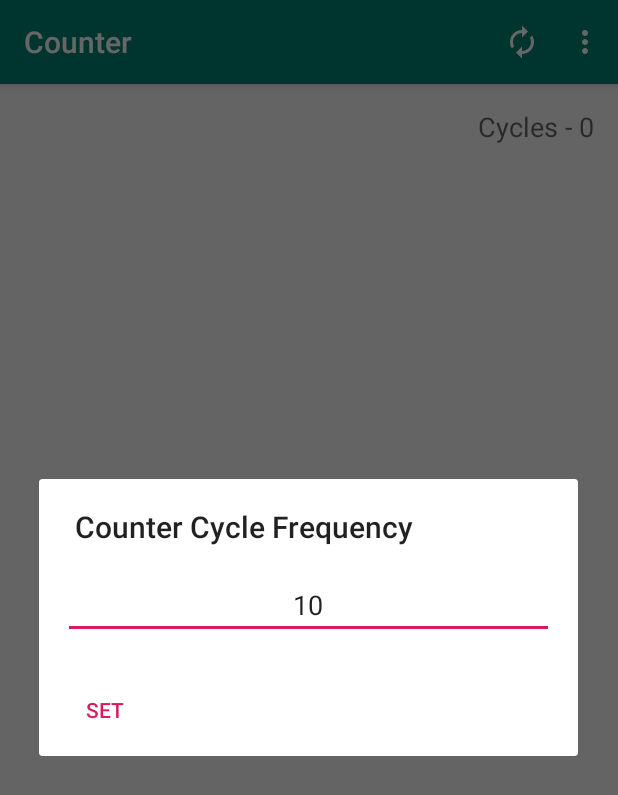
After one commit to VaibhavAWD/Counter, an Android app: the fragment FrequencyFragment placed in its activity, on a phone screen of 412 x 824 dp. The commit adds this screen. Shown: the top 795 px of the screen. Run offline under Robolectric (Android 15) with nearby library versions, the phone set to English and light mode, and no system bars; our stand-ins replace data binding; libraries missing offline, so code that uses them is left out: io.paperdb; 1 statement that could not run was skipped.

Commit message:
Adjust frequency

```diff
--- /dev/null
+++ b/app/src/main/java/app/vaibhavawd/counter/FrequencyFragment.kt
@@ -0,0 +1,57 @@
+package app.vaibhavawd.counter
+
+import android.app.AlertDialog
+import android.app.Dialog
+import android.os.Bundle
+import android.view.LayoutInflater
+import android.view.View
+import android.view.ViewGroup
+import androidx.databinding.DataBindingUtil
+import androidx.fragment.app.DialogFragment
+import androidx.lifecycle.ViewModelProvider
+import app.vaibhavawd.counter.databinding.FragmentFrequencyBinding
+import kotlinx.android.synthetic.main.fragment_frequency.*
+
+class FrequencyFragment : DialogFragment() {
+
+    private lateinit var viewModel: CounterViewModel
+    private lateinit var binding: FragmentFrequencyBinding
+
+    override fun onCreateDialog(savedInstanceState: Bundle?): Dialog {
+        val dialog = AlertDialog.Builder(context)
+        dialog.setTitle(getString(R.string.frequency_dialog_title))
+
+        activity?.let {
+            viewModel = ViewModelProvider(it)[CounterViewModel::class.java]
+        }
+
+        binding = DataBindingUtil.inflate(
+            LayoutInflater.from(context),
+            R.layout.fragment_frequency,
+            null,
+            false
+        )
+        binding.viewmodel = viewModel
+
+        dialog.setView(binding.root)
+        dialog.setNeutralButton(getString(R.string.btn_set)) { _, _ ->
+            setFrequency()
+        }
+        return dialog.create()
+    }
+
+    override fun onCreateView(
+        inflater: LayoutInflater,
+        container: ViewGroup?,
+        savedInstanceState: Bundle?
+    ): View? {
+        binding.lifecycleOwner = viewLifecycleOwner
+        return binding.root
+    }
+
+    private fun setFrequency() {
+        val value = input_frequency.text.toString()
+        binding.viewmodel?.setFrequency(value)
+    }
+
+}
--- a/app/src/main/java/app/vaibhavawd/counter/data/Counter.kt
+++ b/app/src/main/java/app/vaibhavawd/counter/data/Counter.kt
@@ -2,5 +2,6 @@ package app.vaibhavawd.counter.data
 
 data class Counter(
     val counter: Int,
-    val cycles: Int
+    val cycles: Int,
+    val frequency: Int = 10
 )
--- /dev/null
+++ b/app/src/main/res/layout/fragment_frequency.xml
@@ -0,0 +1,31 @@
+<?xml version="1.0" encoding="utf-8"?>
+<layout xmlns:android="http://schemas.android.com/apk/res/android"
+    xmlns:tools="http://schemas.android.com/tools">
+
+    <data>
+
+        <variable
+            name="viewmodel"
+            type="app.vaibhavawd.counter.CounterViewModel" />
+    </data>
+
+    <LinearLayout
+        android:layout_width="match_parent"
+        android:layout_height="match_parent"
+        android:orientation="vertical"
+        android:padding="16dp">
+
+        <EditText
+            android:id="@+id/input_frequency"
+            android:layout_width="match_parent"
+            android:layout_height="wrap_content"
+            android:gravity="center"
+            android:hint="@string/hint_frequency"
+            android:imeOptions="actionDone"
+            android:inputType="number"
+            android:text="@{Integer.toString(viewmodel.frequency)}"
+            tools:ignore="Autofill,TextFields" />
+
+    </LinearLayout>
+
+</layout>
--- a/app/src/main/res/menu/activity_counter.xml
+++ b/app/src/main/res/menu/activity_counter.xml
@@ -7,5 +7,9 @@
         android:icon="@drawable/ic_reset"
         android:title="@string/action_reset"
         app:showAsAction="ifRoom" />
+    <item
+        android:id="@+id/action_frequency"
+        android:title="@string/action_frequency"
+        app:showAsAction="never" />
 
 </menu>
--- a/app/src/main/res/values/strings.xml
+++ b/app/src/main/res/values/strings.xml
@@ -2,4 +2,8 @@
     <string name="app_name">Counter</string>
     <string name="display_cycles">Cycles - %1d</string>
     <string name="action_reset">Reset</string>
+    <string name="hint_frequency">eg. 108</string>
+    <string name="frequency_dialog_title">Counter Cycle Frequency</string>
+    <string name="btn_set">SET</string>
+    <string name="action_frequency">Adjust Frequency</string>
 </resources>
```
Also changed, not shown: app/src/main/java/app/vaibhavawd/counter/CounterActivity.kt (+13 -0 lines), app/src/main/java/app/vaibhavawd/counter/CounterViewModel.kt (+16 -7 lines), app/src/main/java/app/vaibhavawd/counter/data/CounterData.kt (+6 -4 lines).
